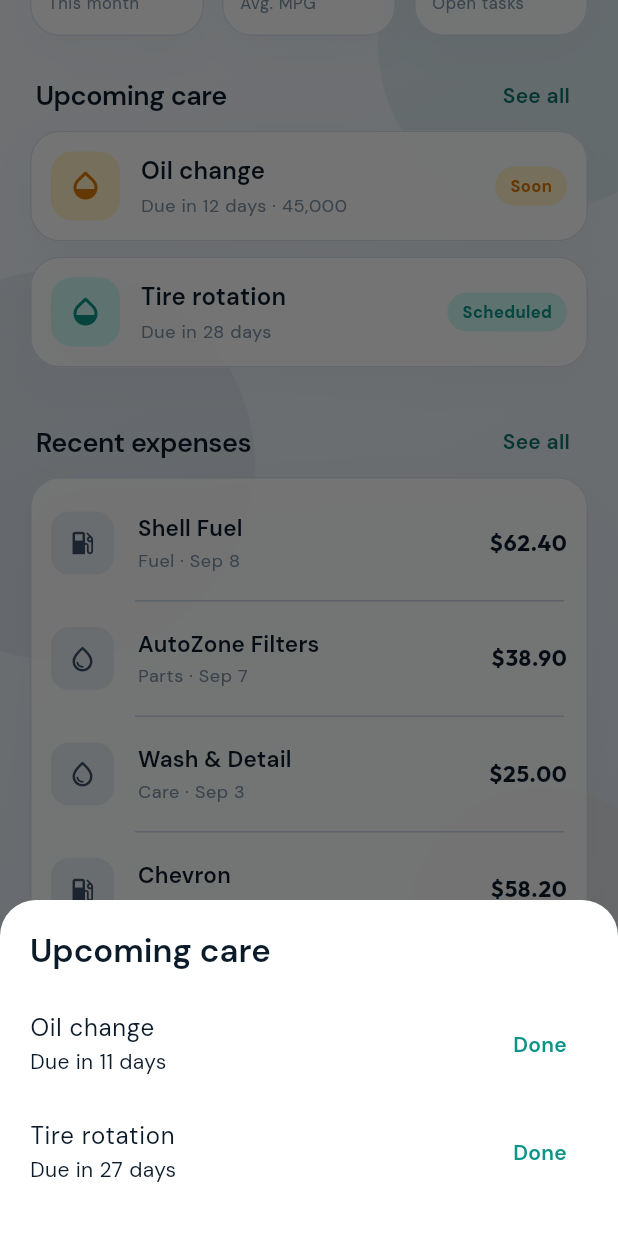
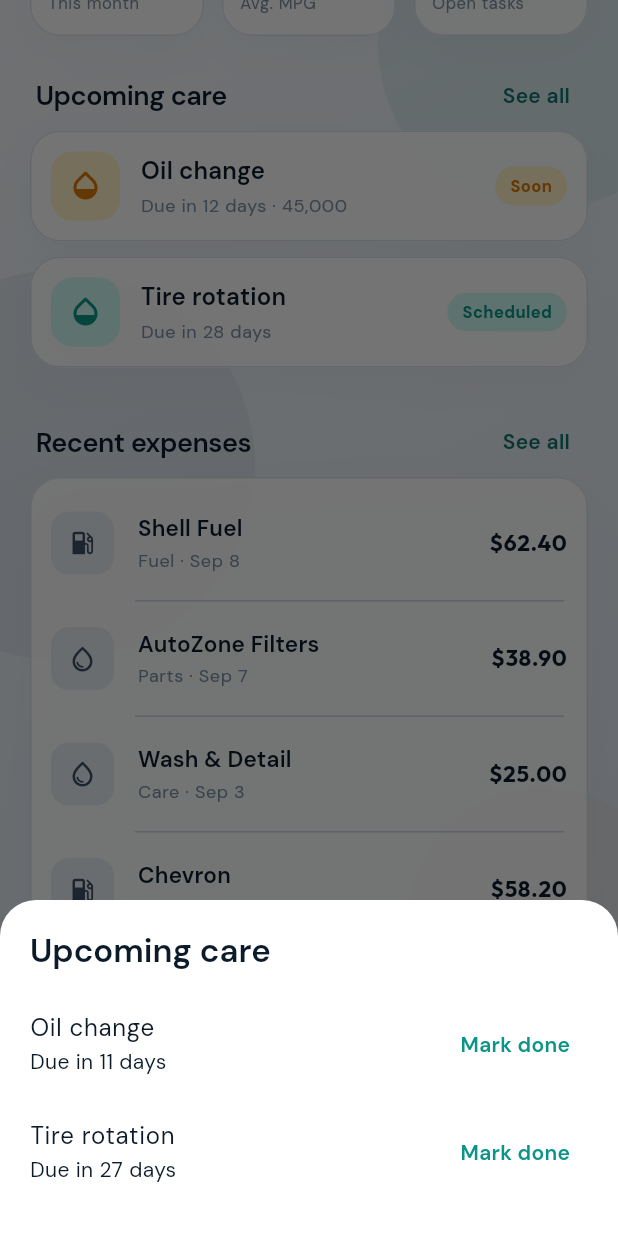
Before and after one commit to saimsvs/car, a Flutter app: the screen it shows after launch, scrolled down 439 dp, after a tap on "See all", on a phone screen of 412 x 824 dp. Run offline on Flutter 3.47's test engine with Material 3 defaults, Android fonts, the phone set to English and light mode, and no system bars; our stand-ins replace file_picker, google_fonts, share_plus, shared_preferences.

Commit message:
Fix data and unit bugs found while auditing features.
Mileage now updates the vehicle a log belongs to, fuel economy uses the
unit the user entered, completing a reminder can be undone, and blank
display names no longer crash the settings avatar. Tests were hanging on
font fetching and an endless pulse animation, so they now mock prefs and
pump a fixed duration.

Co-authored-by: Cursor <cursoragent@cursor.com>

```diff
--- a/lib/data/app_store.dart
+++ b/lib/data/app_store.dart
@@ -182,8 +182,9 @@ class AppStore extends ChangeNotifier {
 
   Future<void> addLog(ExpenseLog log) async {
     logs.insert(0, log);
-    if (log.mileage != null && log.mileage! > (activeVehicle?.mileage ?? 0)) {
-      activeVehicle?.mileage = log.mileage!;
+    final i = vehicles.indexWhere((e) => e.id == log.vehicleId);
+    if (i >= 0 && log.mileage != null && log.mileage! > vehicles[i].mileage) {
+      vehicles[i].mileage = log.mileage!;
     }
     notifyListeners();
     await _persist();
@@ -202,12 +203,20 @@ class AppStore extends ChangeNotifier {
   }
 
   Future<void> completeReminder(String id) async {
+    await _setReminderDone(id, true);
+  }
+
+  Future<void> reopenReminder(String id) async {
+    await _setReminderDone(id, false);
+  }
+
+  Future<void> _setReminderDone(String id, bool done) async {
     final r = reminders.cast<ReminderItem?>().firstWhere(
           (e) => e!.id == id,
           orElse: () => null,
         );
     if (r == null) return;
-    r.done = true;
+    r.done = done;
     notifyListeners();
     await _persist();
   }
@@ -282,25 +291,26 @@ class AppStore extends ChangeNotifier {
     });
   }
 
+  /// Distance per unit of fuel, both in the user's chosen units
+  /// (miles per gallon, or kilometers per liter).
   double? averageMpg() {
     final fuel = logsForVehicle()
         .where((e) => e.kind == LogKind.fuel && e.liters != null && e.mileage != null)
         .toList()
       ..sort((a, b) => a.date.compareTo(b.date));
     if (fuel.length < 2) return null;
-    var totalMiles = 0.0;
-    var totalGal = 0.0;
+    var totalDistance = 0.0;
+    var totalVolume = 0.0;
     for (var i = 1; i < fuel.length; i++) {
       final prev = fuel[i - 1];
       final cur = fuel[i];
-      final miles = (cur.mileage! - prev.mileage!).toDouble();
-      if (miles <= 0 || cur.liters == null || cur.liters! <= 0) continue;
-      final gal = prefs.useMiles ? cur.liters! / 3.785 : cur.liters!;
-      totalMiles += miles;
-      totalGal += gal;
+      final distance = (cur.mileage! - prev.mileage!).toDouble();
+      if (distance <= 0 || cur.liters == null || cur.liters! <= 0) continue;
+      totalDistance += distance;
+      totalVolume += cur.liters!;
     }
-    if (totalGal <= 0) return null;
-    return totalMiles / totalGal;
+    if (totalVolume <= 0) return null;
+    return totalDistance / totalVolume;
   }
 
   double? costPerDistance() {
--- a/lib/screens/dashboard_screen.dart
+++ b/lib/screens/dashboard_screen.dart
@@ -110,7 +110,7 @@ void _showRemindersSheet(BuildContext context, AppStore store) {
                         await store.completeReminder(r.id);
                         if (ctx.mounted) Navigator.pop(ctx);
                       },
-                      child: const Text('Done'),
+                      child: const Text('Mark done'),
                     ),
                   ),
                 ),
@@ -619,7 +619,7 @@ class _UpcomingList extends StatelessWidget {
       return SurfacePanel(
         onTap: () => showAddEntrySheet(context),
         child: Text(
-          'No upcoming reminders. Tap the car button to log service.',
+          'No upcoming reminders. Tap here to log service.',
           style: Theme.of(context).textTheme.bodyMedium,
         ),
       );
@@ -633,7 +633,13 @@ class _UpcomingList extends StatelessWidget {
               await store.completeReminder(item.id);
               if (context.mounted) {
                 ScaffoldMessenger.of(context).showSnackBar(
-                  SnackBar(content: Text('${item.title} marked done')),
+                  SnackBar(
+                    content: Text('${item.title} marked done'),
+                    action: SnackBarAction(
+                      label: 'Undo',
+                      onPressed: () => store.reopenReminder(item.id),
+                    ),
+                  ),
                 );
               }
             },
--- a/lib/screens/reports_screen.dart
+++ b/lib/screens/reports_screen.dart
@@ -130,6 +130,8 @@ class _ReportsScreenState extends State<ReportsScreen> {
                       delay: const Duration(milliseconds: 270),
                       child: _InsightRow(
                         mpg: mpg == null ? '—' : mpg.toStringAsFixed(1),
+                        economyLabel:
+                            store.prefs.useMiles ? 'Avg MPG' : 'Avg km/L',
                         costPer: cpd == null ? '—' : store.money(cpd),
                         unit: store.prefs.useMiles ? 'mile' : 'km',
                       ),
@@ -569,11 +571,13 @@ class _RingPainter extends CustomPainter {
 class _InsightRow extends StatelessWidget {
   const _InsightRow({
     required this.mpg,
+    required this.economyLabel,
     required this.costPer,
     required this.unit,
   });
 
   final String mpg;
+  final String economyLabel;
   final String costPer;
   final String unit;
 
@@ -583,7 +587,7 @@ class _InsightRow extends StatelessWidget {
       children: [
         Expanded(
           child: _InsightCard(
-            title: 'Avg MPG',
+            title: economyLabel,
             value: mpg,
             subtitle: 'From fuel logs',
             icon: Icons.speed_rounded,
--- a/lib/screens/settings_screen.dart
+++ b/lib/screens/settings_screen.dart
@@ -18,14 +18,14 @@ class SettingsScreen extends StatelessWidget {
   Widget build(BuildContext context) {
     final store = context.watch<AppStore>();
     final v = store.activeVehicle;
-    final initials = store.prefs.displayName.isEmpty
+    final nameParts = store.prefs.displayName
+        .trim()
+        .split(RegExp(r'\s+'))
+        .where((e) => e.isNotEmpty)
+        .take(2);
+    final initials = nameParts.isEmpty
         ? 'CT'
-        : store.prefs.displayName
-            .trim()
-            .split(RegExp(r'\s+'))
-            .take(2)
-            .map((e) => e[0].toUpperCase())
-            .join();
+        : nameParts.map((e) => e[0].toUpperCase()).join();
 
     return AtmosphericBackground(
       child: SafeArea(
@@ -63,7 +63,7 @@ class SettingsScreen extends StatelessWidget {
                             title: 'Manage vehicles',
                             subtitle: v == null
                                 ? 'No vehicles'
-                                : '${store.vehicles.length} vehicle · ${v.name}',
+                                : '${store.vehicles.length} vehicle${store.vehicles.length == 1 ? '' : 's'} · ${v.name}',
                             onTap: () => _manageVehicles(context, store),
                           ),
                           _SettingRowData(
```
Also changed, not shown: lib/screens/add_entry_sheet.dart (+7 -1 lines), 1 other file.
